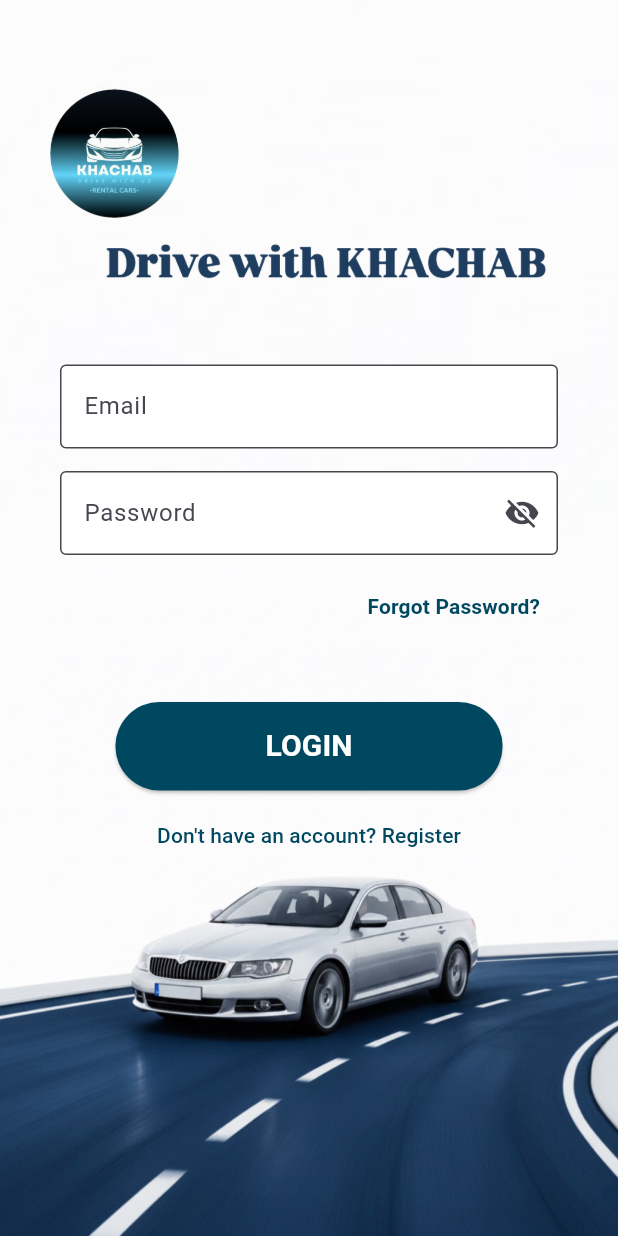
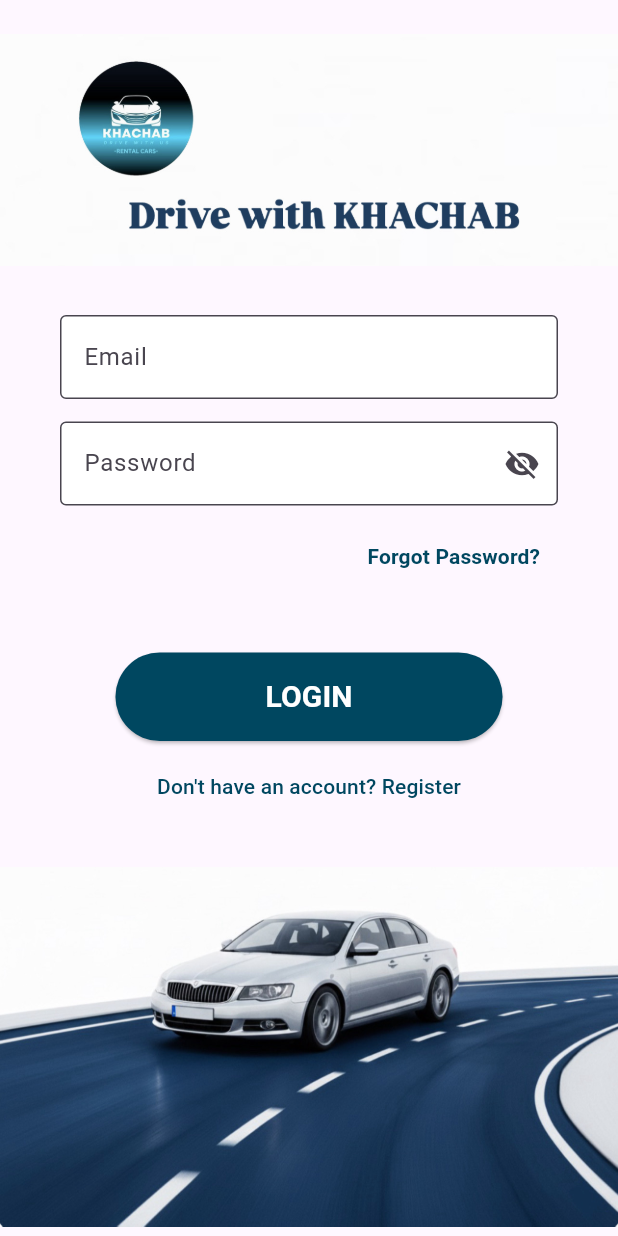
Before and after one commit to samira-farhat/car-rental, a Flutter app: the screen it shows after launch, after a tap on "Login", on a phone screen of 412 x 824 dp. Run offline on Flutter 3.47's test engine with Material 3 defaults, Android fonts, the phone set to English and light mode, and no system bars; our stand-ins replace file_picker, flutter_riverpod, permission_handler.

Commit message:
updated login screen

```diff
--- a/lib/screens/auth/login_screen.dart
+++ b/lib/screens/auth/login_screen.dart
@@ -1,7 +1,6 @@
 import 'package:flutter/material.dart';
 import 'package:http/http.dart' as http;
 import 'dart:convert';
-
 import '../../main_screens/bottom_nav_screen.dart';
 
 
@@ -31,8 +30,10 @@
       return;
     }
 
-    final url = Uri.parse('http://192.168.0.110:8000/api/accounts/login/');
-
+    //final url = Uri.parse('http://192.168.0.110:8000/api/accounts/login/');
+    final url = Uri.parse(
+        'http://localhost:8000/api/accounts/login/'
+    );
 
     try {
       final response = await http.post(
@@ -73,29 +74,27 @@
   @override
   Widget build(BuildContext context) {
     return Scaffold(
-      body: Stack(
-        children: [
-          // for the background image
-          Container(
-            width: double.infinity,
-            height: double.infinity,
-            decoration: BoxDecoration(
-              image: DecorationImage(
-                image: AssetImage('assets/images/login_bg.jpeg'),
-                fit: BoxFit.cover,
-              ),
-            ),
-          ),
-
-          // overlaying the login form
-          Center(
+      resizeToAvoidBottomInset: true,
+      body: Expanded(
         child: SingleChildScrollView(
-              padding: EdgeInsets.all(40.0),
+          child: Padding(
+            padding: EdgeInsets.all(0),
             child: Column(
                 mainAxisAlignment: MainAxisAlignment.center,
                 children: [
 
-                    Semantics(
+                  Image.asset(
+                    'assets/images/top_login.jpeg',
+                    width: double.infinity,
+                    height: 200,
+                    fit: BoxFit.contain,
+                  ),
+
+                  SizedBox(height: 10,),
+
+                  Padding(
+                    padding: EdgeInsets.fromLTRB(40.0, 0, 40.0, 0),
+                    child: Semantics(
                       label: 'Email input field',
                       hint: 'Enter your email address',
                       textField: true,
@@ -110,10 +109,13 @@
                         ),
                       ),
                     ),
+                  ),
 
                   SizedBox(height: 15),
 
-                    Semantics(
+                  Padding(
+                    padding: EdgeInsets.fromLTRB(40.0, 0, 40.0, 0),
+                    child: Semantics(
                       label: 'Password input field',
                       hint: 'Enter your password',
                       textField: true,
@@ -136,13 +138,16 @@
                         ),
                       ),
                     ),
+                  ),
 
                   SizedBox(height: 10),
 
                   Row(
                     mainAxisAlignment: MainAxisAlignment.end,
                     children: [
-                        Semantics(
+                      Padding(
+                        padding: EdgeInsets.fromLTRB(40.0, 0, 40.0, 0),
+                        child: Semantics(
                           label: 'Forgot password button',
                           hint: 'Tap to reset your password',
                           button: true,
@@ -155,6 +160,7 @@
                               style: TextStyle(
                                 color: midnightBlue,
                                 fontWeight: FontWeight.bold,
+                              ),
                             ),
                           ),
                         ),
@@ -203,12 +209,27 @@
                       ),
                     ),
                   ),
+
+                  SizedBox(height: 30),
+
+                  Image.asset(
+                    'assets/images/bottom_login.jpeg',
+                    fit: BoxFit.fitWidth,
+                  )
+
                 ],
               ),
             ),
           ),
-        ],
+
+
       ),
+
+      /*bottomNavigationBar: Image.asset(
+      'assets/images/bottom_login.jpeg',
+      fit: BoxFit.fitWidth,
+    )*/
+
     );
   }
 }
--- a/pubspec.yaml
+++ b/pubspec.yaml
@@ -69,10 +69,11 @@
 
   # To add assets to your application, add an assets section, like this:
   assets:
-    - assets/images/login_bg.jpeg
     - assets/images/car.png
     - assets/images/logo.jpg
     - assets/images/registration.jpeg
+    - assets/images/top_login.jpeg
+    - assets/images/bottom_login.jpeg
 
   # An image asset can refer to one or more resolution-specific "variants", see
   # https://flutter.dev/to/resolution-aware-images
```
Also changed, not shown: assets/images/bottom_login.jpeg (added), assets/images/login_bg.jpeg (deleted), assets/images/top_login.jpeg (added). Lines whose indentation alone changed are shown as unchanged.
